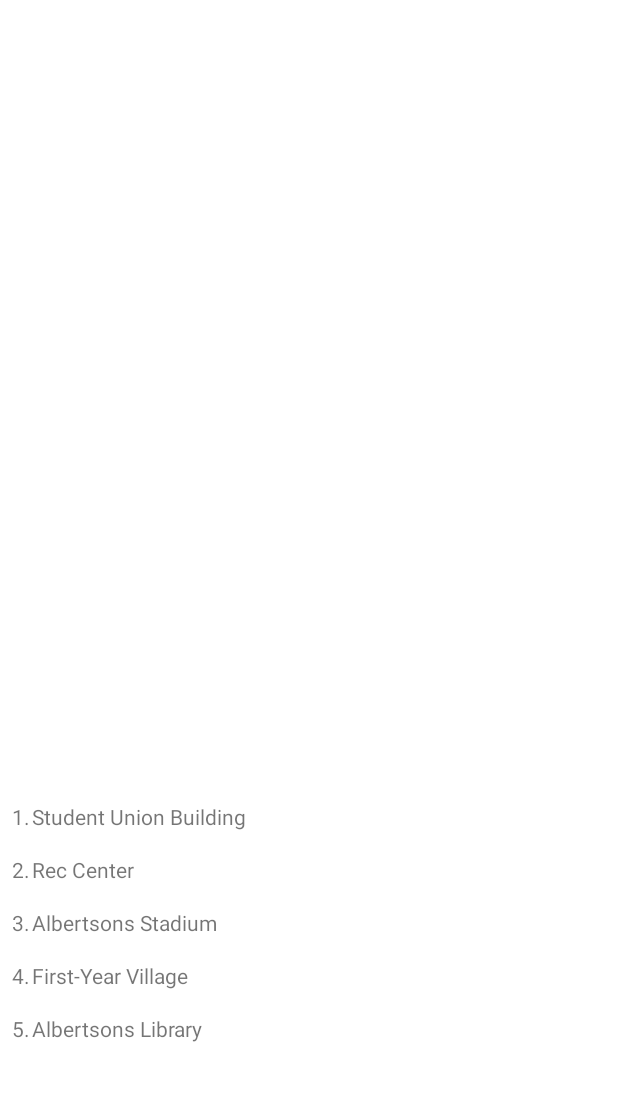
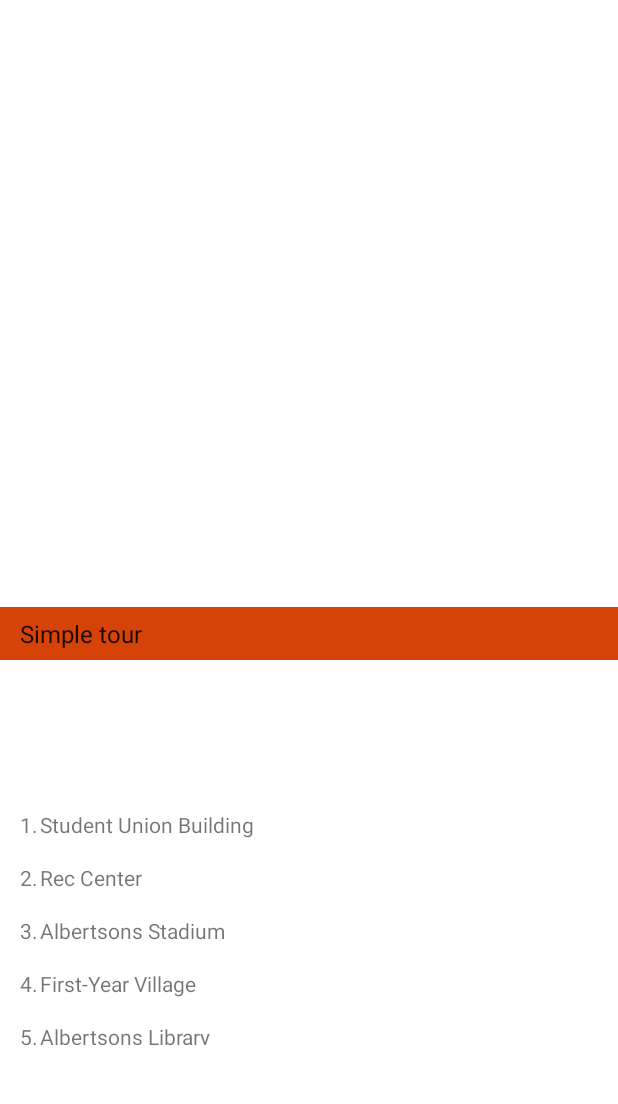
Before and after one commit to DouglasTucker/BSUTour, an Android app: the screen it shows after launch (MainActivity), on a phone screen of 412 x 824 dp, the part 53-1157 px from its top. Run offline under Robolectric (Android 15) with nearby library versions, the phone set to English and light mode, and no system bars.

Commit message:
switched to model class for list, improved map features, now contains current location and zoom +-,

```diff
--- a/app/build.gradle
+++ b/app/build.gradle
@@ -1,6 +1,7 @@
 plugins {
     id 'com.android.application'
     id 'kotlin-android'
+    id 'kotlin-android-extensions'
 }
 
 android {
@@ -14,6 +15,7 @@
         versionName "1.0"
 
         testInstrumentationRunner "androidx.test.runner.AndroidJUnitRunner"
+
     }
 
     buildTypes {
@@ -45,4 +47,7 @@
     testImplementation 'junit:junit:4.+'
     androidTestImplementation 'androidx.test.ext:junit:1.1.3'
     androidTestImplementation 'androidx.test.espresso:espresso-core:3.4.0'
+    //implementation "org.jetbrains.kotlin:kotlin-stdlib:1.5.31"
+    implementation 'com.google.android.gms:play-services-location:18.0.0'
+
 }
--- a/app/src/main/java/com/cs402/bsutour/KAdapter.kt
+++ b/app/src/main/java/com/cs402/bsutour/KAdapter.kt
@@ -10,7 +10,7 @@
 import androidx.recyclerview.widget.RecyclerView.ViewHolder
 
 
-public class KAdapter(context: Context, var practice: ArrayList<String>, var spractice: ArrayList<Boolean>)
+public class KAdapter(context: Context, var practice: ArrayList<TourLocation>)
     : RecyclerView.Adapter<KAdapter.PracticeHolder>() {
 
 
@@ -25,10 +25,10 @@
     override fun onBindViewHolder(holder: PracticeHolder, position: Int) {
         val apractice = practice[position]
         holder.apply {
-            titleTextView.text = apractice
+            titleTextView.text = apractice.name
 
             var sscolor = "#ffffff"
-            if (spractice[position]) {
+            if (practice[position].selected) {
                 sscolor = "#cccccc"
             }
             titleTextView.setBackgroundColor(Color.parseColor(sscolor))
@@ -49,9 +49,9 @@
             //toggle selection, color shows whats selected
             var apos = getBindingAdapterPosition()
 
-            kSelect = spractice[apos]
+            kSelect = practice[apos].selected
             kSelect = !kSelect  //flip boolean when clicked on
-            spractice[apos] = kSelect // save selectness
+            practice[apos].selected = kSelect // save selectness
             var sscolor = "#ffffff"
             if (kSelect) {
                 sscolor = "#cccccc"
--- /dev/null
+++ b/app/src/main/java/com/cs402/bsutour/ListModel.kt
@@ -0,0 +1,55 @@
+package com.cs402.bsutour
+
+import android.os.Parcelable
+import android.util.Log
+import kotlinx.android.parcel.Parcelize
+import org.json.JSONObject
+import java.net.URL
+import java.util.concurrent.Executors
+import java.util.concurrent.TimeUnit
+
+@Parcelize
+public data class TourLocation(var name: String, var selected: Boolean, var Location: String) : Parcelable
+
+public class ListModel: ArrayList<TourLocation>()   {
+
+
+    val SimpleTourList = arrayListOf<TourLocation>(
+        TourLocation("1.\tStudent Union Building",false, "43.60141111,-116.20187222"),
+        TourLocation("2.\tRec Center",false, "43.60053889,-116.20010000"),
+        TourLocation("3.\tAlbertsons Stadium",false, "43.60198889,-116.19707778"),
+        TourLocation("4.\tFirst-Year Village",false, "43.60398611,-116.19969444"),
+        TourLocation("5.\tAlbertsons Library",false, "43.60393611,-116.20353333"),
+        TourLocation("6.\tThe Quad",false, "43.60429444,-116.20435000"),
+        TourLocation("7.\tFriendship Bridge",false, "43.60509444,-116.20379444"),
+        TourLocation("8.\tInteractive learning Center",false, "43.60494167,-116.20614444"),
+        TourLocation("9.\tCenter for Visual Arts",false, "43.60625833,-116.20926667"),
+        TourLocation("10.\tMicron Business and Economics Building",false, "43.60567778,-116.20950000"),
+        TourLocation("11.\tB Plaza",false, "43.60341111,-116.20494444"),
+    )
+
+    val CampusFoodList = arrayListOf<TourLocation>(
+        TourLocation("1.\tAlbertsons Library",false, "43.60393611,-116.20353333"),
+    )
+
+    val ComputerLabList = arrayListOf<TourLocation>(
+        TourLocation("1.\tStudent Union Building",false, "43.60141111,-116.20187222"),
+    )
+
+
+    var ActiveList = SimpleTourList
+
+    init {
+        val nst = Executors.newSingleThreadExecutor()
+        nst.execute {
+            val length = ActiveList.size;
+
+            for (i in 0 until length) {
+                add(ActiveList[i])
+            }
+        }
+    }
+
+
+
+}
--- a/app/src/main/java/com/cs402/bsutour/MainActivity.kt
+++ b/app/src/main/java/com/cs402/bsutour/MainActivity.kt
@@ -1,17 +1,23 @@
 package com.cs402.bsutour
 
+import android.app.Activity
 import android.content.DialogInterface
+import android.content.Intent
+import android.content.IntentSender
+import android.content.pm.PackageManager
+import android.graphics.BitmapFactory
+import android.location.Location
 import androidx.appcompat.app.AppCompatActivity
 import android.os.Bundle
+import android.os.PersistableBundle
 import android.util.Log
 import android.text.InputType
-import android.widget.Button
-import android.widget.EditText
+import android.view.View
+import android.widget.*
 import androidx.appcompat.app.AlertDialog
 import androidx.recyclerview.widget.LinearLayoutManager
 import androidx.recyclerview.widget.RecyclerView
 
-import android.widget.Toast
 import com.google.android.gms.maps.CameraUpdateFactory
 import com.google.android.gms.maps.GoogleMap
 import com.google.android.gms.maps.OnMapReadyCallback
@@ -20,175 +26,259 @@
 import com.google.android.gms.maps.model.LatLng
 import com.google.android.gms.maps.model.Marker
 import com.google.android.gms.maps.model.MarkerOptions
+import android.widget.Spinner
+import androidx.core.app.ActivityCompat
+import com.google.android.gms.common.api.ResolvableApiException
+import com.google.android.gms.location.*
+import kotlinx.android.parcel.Parcelize
+import androidx.activity.result.ActivityResultCallback
 
-class MainActivity : AppCompatActivity(), OnMapReadyCallback {
+import androidx.activity.result.contract.ActivityResultContracts
+
+import androidx.activity.result.ActivityResultLauncher
+import androidx.activity.result.contract.ActivityResultContracts.StartActivityForResult
+
+class MainActivity : AppCompatActivity(), OnMapReadyCallback, GoogleMap.OnMarkerClickListener {
+
+    private lateinit var kRecyclerView: RecyclerView
+    private lateinit var map: GoogleMap
+    private lateinit var fusedLocationClient: FusedLocationProviderClient
+    private lateinit var lastLocation: Location
+    private lateinit var locationCallback: LocationCallback
+    private lateinit var locationRequest: LocationRequest
+    private var locationUpdateState = false
+
+    companion object {
+        private const val LOCATION_PERMISSION_REQUEST_CODE = 1
+        // 3 request code passes to on activity result
+        private const val REQUEST_CHECK_SETTINGS = 2
+    }
 
 
-    private lateinit var kRecyclerView: RecyclerView
-    val PracticeList = arrayListOf<String>("1.\tStudent Union Building", "2.\tRec Center","3.\tAlbertsons Stadium","4.\tFirst-Year Village", "5.\tAlbertsons Library", "6.\tThe Quad","7.\tFriendship Bridge","8.\tInteractive learning Center","9.\tCenter for Visual Arts","10.\tMicron Business and Economics Building","11.\tB Plaza")
-    val SPracticeList = arrayListOf<Boolean>(false, false, false, false, false, false, false, false, false, false, false)
-    val LPracticeList = arrayListOf<String>( "43.60141111,-116.20187222", "43.60053889,-116.20010000", "43.60198889,-116.19707778", "43.60398611,-116.19969444", "43.60393611,-116.20353333", "43.60429444,-116.20435000", "43.60509444,-116.20379444", "43.60494167,-116.20614444","43.60625833,-116.20926667","43.60567778,-116.20950000","43.60341111,-116.20494444")
+    val LocationList = ListModel()
 
-    var acount = 0;
-    var joinstring = ""
-    var initposition = 0;
+
+
 
 
     override fun onCreate(savedInstanceState: Bundle?) {
         super.onCreate(savedInstanceState)
         setContentView(R.layout.activity_main)
+        Log.d("StateChange", "enterOnCreate")
+
 
         kRecyclerView =
             findViewById(R.id.Practice_recycler_view) as RecyclerView
         kRecyclerView.layoutManager = LinearLayoutManager(this)
 
+
         //insert adapter here
-        val kadapter: KAdapter = KAdapter(this, PracticeList, SPracticeList)
+        var kadapter: KAdapter = KAdapter(this, LocationList)
 
         kRecyclerView.setAdapter(kadapter)
 
+
         //map stuff
 
-        val mapFragment = supportFragmentManager.findFragmentById(R.id.map) as? SupportMapFragment
+        val mapFragment = supportFragmentManager
+            .findFragmentById(R.id.map) as? SupportMapFragment
         mapFragment?.getMapAsync(this)
+
+        fusedLocationClient = LocationServices.getFusedLocationProviderClient(this)
+    }
 
 
 
-//        val button: Button = findViewById(R.id.addbutton)
-//        //set on-click listener
-//        button.setOnClickListener {
-//            // build alert dialog
-//            val dialogBuilder = AlertDialog.Builder(this)
-//            val m_Text = ""
-//            val input = EditText(this)
-//            input.setHint("Enter Text")
-//            input.inputType = InputType.TYPE_CLASS_TEXT
-//            dialogBuilder.setView(input)
-//
-//                .setCancelable(false)
-//
-//                .setPositiveButton("Proceed", DialogInterface.OnClickListener { dialog, which ->
-//                    var m_Text = input.text.toString()
-//                    if (m_Text.isNullOrEmpty()) {
-//                        acount += 1
-//                        m_Text = "Item $acount"
-//                    }
-//                    SPracticeList.add(false)
-//                    PracticeList.add(m_Text)
-//                    kadapter.notifyDataSetChanged()
-//                })
-//
-//                .setNegativeButton("Cancel", DialogInterface.OnClickListener {
-//                        dialog, id -> dialog.cancel()
-//                })
-//
-//            val alert = dialogBuilder.create()
-//            alert.setTitle("Enter new item")
-//
-//            alert.show()
-//
-//        }
 
-//        val rembutton: Button = findViewById(R.id.rembutton)
-//        //set on-click listener
-//        rembutton.setOnClickListener {
-//            for (i in SPracticeList.size downTo 1) {
-//                if(SPracticeList[i-1]) {
-//                    SPracticeList.removeAt(i-1)
-//                    PracticeList.removeAt(i-1)
-//                }
-//            }
-//            kadapter.notifyDataSetChanged()
-//        }
+    override fun onMapReady(googleMap: GoogleMap) {
+        map = googleMap
+        map.getUiSettings().setZoomControlsEnabled(true)
+        map.setOnMarkerClickListener(this)
 
-//        val joinbutton: Button = findViewById(R.id.joinbutton)
-//        //set on-click listener
-//        joinbutton.setOnClickListener {
-//
-//            for (i in SPracticeList.size downTo 1) {
-//                if(SPracticeList[i-1]) {
-//                    initposition = i-1
-//                    joinstring = PracticeList.get(i-1).plus(", ").plus(joinstring)
-//                    SPracticeList.removeAt(i-1)
-//                    PracticeList.removeAt(i-1)
-//                }
-//            }
-//            if (!joinstring.isNullOrEmpty()) {
-//                joinstring = joinstring.dropLast(2)
-//                SPracticeList.add(initposition, false)
-//                PracticeList.add(initposition, joinstring)
-//                joinstring = ""
-//                initposition = 0;
-//                kadapter.notifyDataSetChanged()
-//            }
-//
-//            val splitbutton: Button = findViewById(R.id.splitbutton)
-//            //set on-click listener
-//            splitbutton.setOnClickListener {
-//                var delimeter = ", "
-//                for (i in SPracticeList.size downTo 1) { // find selected items
-//                    if(SPracticeList[i-1]) { // if item selected
-//                        var parts = PracticeList[i-1].split(delimeter) //list of parts
-//
-//                        if (!parts.isNullOrEmpty()){
-//
-//                            for(j in parts.size downTo 1){ //adding for each part
-//                                SPracticeList.add(i, false)
-//                                PracticeList.add(i, parts[j-1])
-//                            }
-//
-//                            SPracticeList.removeAt(i-1)
-//                            PracticeList.removeAt(i-1)
-//                        }
-//
-//                    }
-//                }
-//                kadapter.notifyDataSetChanged()
-//            }
-//
-//        }
+        val test = LocationList.size
 
-    }
-
-    // [END maps_marker_get_map_async]
-    // [END_EXCLUDE]
-
-    // [START maps_marker_on_map_ready_add_marker]
-    override fun onMapReady(googleMap: GoogleMap) {
-//        val latlongf = getIntent().getStringExtra("MARKER")
-//        val latlong = latlongf.split(",")
-        for(i in 1 until 12) {
-            val latlongf = LPracticeList[i-1]
+        for(i in 0 until LocationList.size) {
+            val latlongf = LocationList[i].Location
             val latlong = latlongf.split(",")
             val latitude = latlong[0].toDouble()
             val longitude = latlong[1].toDouble()
             var pos = LatLng(latitude, longitude)
 
-            googleMap.addMarker(
+            var j = i +1
+            map.addMarker(
                 MarkerOptions()
                     .position(pos)
-                    .title(i.toString())
+                    .title(j.toString())
+                    .snippet(LocationList[i].name.substringAfterLast("."))
                     .icon(BitmapDescriptorFactory.defaultMarker(BitmapDescriptorFactory.HUE_ORANGE))
             )
+        }
+
+       // starting Location, student union building
+        var latitude = 43.60141111
+        var longitude = -116.20187222
+
+        //set starting location for when map loads
+        var startLocation = LatLng(latitude, longitude)
+        var zoomlevel = 16.5f
+
+        // [START_EXCLUDE silent]
+        map.moveCamera(CameraUpdateFactory.newLatLngZoom(startLocation,zoomlevel))
+        //map.animateCamera( CameraUpdateFactory.zoomTo( 16.5f ) );
+        // [END_EXCLUDE]
+
+        setUpMap() // special
+    }
+
+    // MAP STUFF
+
+    //check if app already has permission to use user location, if not it prompts user for permission
+    private fun setUpMap() {
+        if (ActivityCompat.checkSelfPermission(this,
+                android.Manifest.permission.ACCESS_FINE_LOCATION) != PackageManager.PERMISSION_GRANTED) {
+            ActivityCompat.requestPermissions(this,
+                arrayOf(android.Manifest.permission.ACCESS_FINE_LOCATION), LOCATION_PERMISSION_REQUEST_CODE)
+            return
+        }
+
+        map.isMyLocationEnabled = true
+
+        fusedLocationClient.lastLocation.addOnSuccessListener(this) { location ->
+            // Got last known location. In some rare situations this can be null.
+            if (location != null) {
+                lastLocation = location //get last known location
+                val currentLatLng = LatLng(location.latitude, location.longitude)
+
+// Add check to see if they are on campus, otherwise go to defualt location. geo fences?
+
+                map.animateCamera(CameraUpdateFactory.newLatLngZoom(currentLatLng, 16.5f))
+            }
+        }
+    }
+
+    override fun onMarkerClick(p0: Marker): Boolean {
+        return false
+    }
+
+
+    //Not currently working, several methods depreciated
+/*    private fun startLocationUpdates() {
+        //1
+        if (ActivityCompat.checkSelfPermission(this,
+                android.Manifest.permission.ACCESS_FINE_LOCATION) != PackageManager.PERMISSION_GRANTED) {
+            ActivityCompat.requestPermissions(this,
+                arrayOf(android.Manifest.permission.ACCESS_FINE_LOCATION),
+                LOCATION_PERMISSION_REQUEST_CODE)
+            return
+        }
+        //2
+        fusedLocationClient.requestLocationUpdates(locationRequest, locationCallback, null *//* Looper *//*)
+    }*/
+
+    /*private fun createLocationRequest() {
+        // 1
+        locationRequest = LocationRequest.create()
+        // 2
+        locationRequest.interval = 10000
+        // 3
+        locationRequest.fastestInterval = 5000
+        locationRequest.priority = LocationRequest.PRIORITY_HIGH_ACCURACY
+
+        val builder = LocationSettingsRequest.Builder()
+            .addLocationRequest(locationRequest)
+
+        // 4
+        val client = LocationServices.getSettingsClient(this)
+        val task = client.checkLocationSettings(builder.build())
+
+        // 5
+        task.addOnSuccessListener {
+            locationUpdateState = true
+            startLocationUpdates()
+        }
+        task.addOnFailureListener { e ->
+            // 6
+            if (e is ResolvableApiException) {
+                // Location settings are not satisfied, but this can be fixed
+                // by showing the user a dialog.
+                try {
+                    // Show the dialog by calling startResolutionForResult(),
+                    // and check the result in onActivityResult().
+                    e.startResolutionForResult(this@MainActivity ,
+                        REQUEST_CHECK_SETTINGS)
+                } catch (sendEx: IntentSender.SendIntentException) {
+                    // Ignore the error.
+                }
+            }
+        }
+    }*/
 
 
 
+//    onActivityResult depreciated, need to find alternative
+    // 1
+/*    override fun onActivityResult(requestCode: Int, resultCode: Int, data: Intent) {
+        super.onActivityResult(requestCode, resultCode, data)
+        if (requestCode == REQUEST_CHECK_SETTINGS) {
+            if (resultCode == Activity.RESULT_OK) {
+                locationUpdateState = true
+                startLocationUpdates()
+            }
         }
+    }*/
 
-//        val latlong = "43.60141111,-116.20187222".split(",")
-//        val latitude = latlong[0].toDouble()
-//        val longitude = latlong[1].toDouble()
-        var StudentUnion = LatLng(43.60141111, -116.20187222)
-//
-//        googleMap.addMarker(
-//            MarkerOptions()
-//                .position(sydney)
-//                .title("Student Union Building")
-//        )
-        // [START_EXCLUDE silent]
-        googleMap.moveCamera(CameraUpdateFactory.newLatLng(StudentUnion))
-        googleMap.animateCamera( CameraUpdateFactory.zoomTo( 16.5f ) );
-        // [END_EXCLUDE]
+// LISTS for locations
+
+
+    fun onDestory() {
+        super.onDestroy()
+        Log.d("StateChange","enterOnDestroy")
     }
-    // [END maps_marker_on_map_ready_add_marker]
+
+    // 2
+    override fun onPause() {
+        super.onPause()
+//        fusedLocationClient.removeLocationUpdates(locationCallback)
+        Log.d("StateChange","enterOnPause")
+    }
+
+    // 3
+    public override fun onResume() {
+        super.onResume()
+        /*if (!locationUpdateState) {
+            startLocationUpdates()
+        }*/
+        Log.d("StateChange", "EnterOnResume")
+    }
+
+
+
+    override fun onSaveInstanceState(outState: Bundle)
+    {
+        super.onSaveInstanceState(outState)
+        Log.d("StateChange", "enterOnSaveInstanceState")
+        // in here we need to save out the data model as a bundle
+
+/*        //save current map state
+        Log.d("Saving", "saved current location in bundle")
+
+        outState.putDouble("long", )
+        outState.putDouble("lat", )
+        outState.putFloat("Zoom", "")
+
+
+        //saving the entire data model!!!!!
+        outState.putParcelable("Places", LocationList)*/
+
+
+        //Log.d("BSUTour", "SAVED Locationlist in bundle")
+        //outState.putPar
+
+
+
+    }
+
+
+
+
 }
--- a/app/src/main/res/layout/activity_main.xml
+++ b/app/src/main/res/layout/activity_main.xml
@@ -11,19 +11,31 @@
         android:id="@+id/map"
         android:name="com.google.android.gms.maps.SupportMapFragment"
         android:layout_width="match_parent"
-        android:layout_height="480dp"
+        android:layout_height="440dp"
         app:layout_constraintEnd_toEndOf="parent"
         app:layout_constraintStart_toStartOf="parent"
         app:layout_constraintTop_toTopOf="parent"
         tools:context="com.example.mapwithmarker.MapsMarkerActivity" />
 
+    <Spinner
+        android:id="@+id/tourselect"
+        android:layout_width="match_parent"
+        android:layout_height="35dp"
+        android:entries="@array/TourOptions"
+        android:background="#D64309"
+        android:textColor="@android:color/white"
+        android:textSize="11sp"
+        android:padding="5dp"
+        app:layout_constraintTop_toBottomOf="@+id/map"/>
+
     <androidx.recyclerview.widget.RecyclerView
         android:id="@+id/Practice_recycler_view"
         android:layout_width="match_parent"
-        android:layout_height="180dp"
+        android:layout_height="175dp"
         android:scrollbars="vertical"
+        android:padding="5dp"
         app:layout_constraintBottom_toBottomOf="parent"
-        app:layout_constraintTop_toBottomOf="@+id/map" />
+        app:layout_constraintTop_toBottomOf="@+id/tourselect" />
 
 <!--        app:layout_constraintTop_toBottomOf="@+id/fragment" -->
 
--- a/app/src/main/res/values/strings.xml
+++ b/app/src/main/res/values/strings.xml
@@ -8,4 +8,10 @@
     <string name="google_maps_key">AIzaSyCP7aqy2GOKWVX-T8IY4wtuMZZDqgxGcRU</string>
     <!-- TODO: Remove or change this placeholder text -->
     <string name="hello_blank_fragment">Hello blank fragment</string>
+    <string-array name="TourOptions">
+        <item>Simple tour</item>
+        <item>Campus food</item>
+        <item>Computer labs</item>
+    </string-array>
+
 </resources>
```
Also changed, not shown: app/src/main/res/mipmap-hdpi/ic_user_location.png (added), app/src/main/res/mipmap-mdpi/ic_user_location.png (added), app/src/main/res/mipmap-xhdpi/ic_user_location.png (added), app/src/main/res/mipmap-xxhdpi/ic_user_location.png (added), app/src/main/res/mipmap-xxxhdpi/ic_user_location.png (added).
